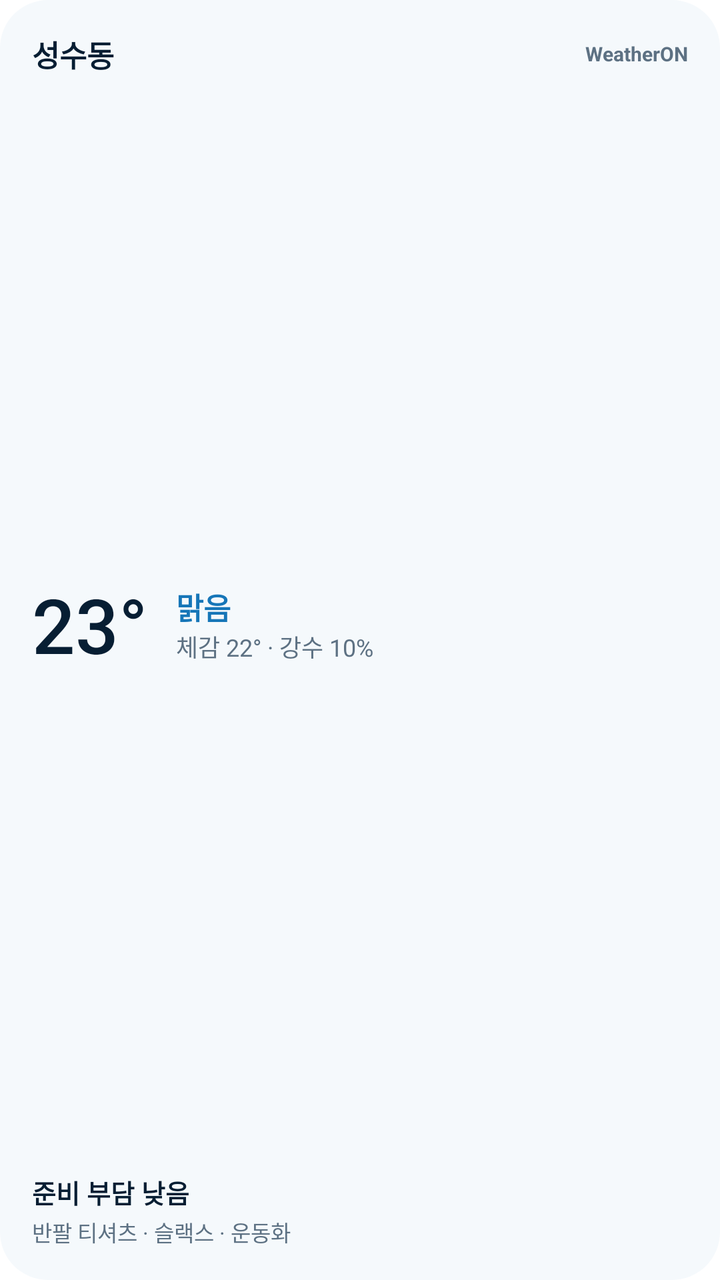
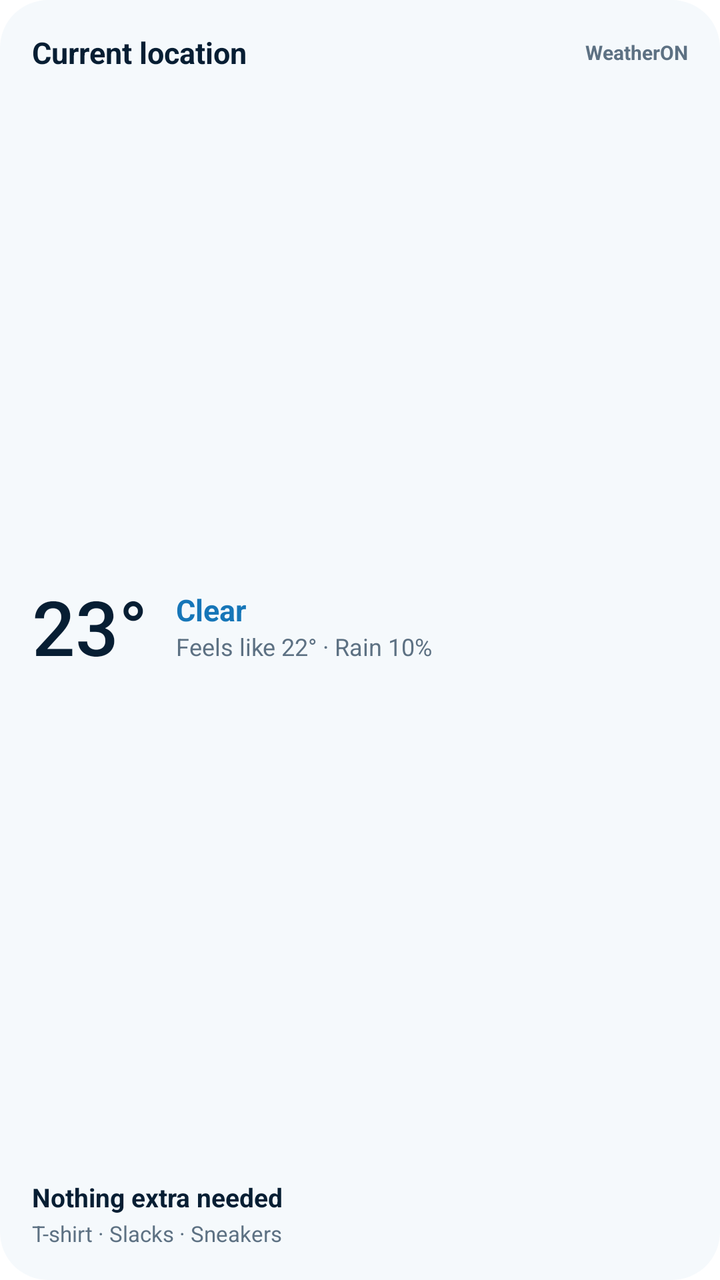

Compare the two renders of this Android layout. The source of the first and the diff that turns it into the second are given below.
<!-- AndroidManifest.xml: fallback theme Theme.MaterialComponents.DayNight.NoActionBar -->
<!-- res/layout/weatheron_widget.xml -->
<?xml version="1.0" encoding="utf-8"?>
<LinearLayout xmlns:android="http://schemas.android.com/apk/res/android"
  android:id="@+id/weatheron_widget_root"
  android:layout_width="match_parent"
  android:layout_height="match_parent"
  android:background="@drawable/weatheron_widget_background"
  android:gravity="center_vertical"
  android:orientation="vertical"
  android:padding="16dp">

  <LinearLayout
    android:layout_width="match_parent"
    android:layout_height="wrap_content"
    android:gravity="center_vertical"
    android:orientation="horizontal">

    <TextView
      android:id="@+id/weatheron_widget_location"
      android:layout_width="0dp"
      android:layout_height="wrap_content"
      android:layout_weight="1"
      android:ellipsize="end"
      android:maxLines="1"
      android:text="성수동"
      android:textColor="@color/weatheron_widget_text"
      android:textSize="15sp"
      android:textStyle="bold" />

    <TextView
      android:id="@+id/weatheron_widget_updated"
      android:layout_width="wrap_content"
      android:layout_height="wrap_content"
      android:maxLines="1"
      android:text="WeatherON"
      android:textColor="@color/weatheron_widget_subtle"
      android:textSize="10sp"
      android:textStyle="bold" />
  </LinearLayout>

  <LinearLayout
    android:layout_width="match_parent"
    android:layout_height="0dp"
    android:layout_weight="1"
    android:gravity="center_vertical"
    android:orientation="horizontal">

    <TextView
      android:id="@+id/weatheron_widget_temperature"
      android:layout_width="wrap_content"
      android:layout_height="wrap_content"
      android:fontFamily="sans-serif-medium"
      android:text="23°"
      android:textColor="@color/weatheron_widget_text"
      android:textSize="38sp" />

    <LinearLayout
      android:layout_width="0dp"
      android:layout_height="wrap_content"
      android:layout_marginStart="14dp"
      android:layout_weight="1"
      android:orientation="vertical">

      <TextView
        android:id="@+id/weatheron_widget_condition"
        android:layout_width="match_parent"
        android:layout_height="wrap_content"
        android:ellipsize="end"
        android:maxLines="1"
        android:text="맑음"
        android:textColor="@color/weatheron_widget_accent"
        android:textSize="15sp"
        android:textStyle="bold" />

      <TextView
        android:id="@+id/weatheron_widget_detail"
        android:layout_width="match_parent"
        android:layout_height="wrap_content"
        android:ellipsize="end"
        android:maxLines="1"
        android:text="체감 22° · 강수 10%"
        android:textColor="@color/weatheron_widget_subtle"
        android:textSize="12sp" />
    </LinearLayout>
  </LinearLayout>

  <TextView
    android:id="@+id/weatheron_widget_preparation"
    android:layout_width="match_parent"
    android:layout_height="wrap_content"
    android:ellipsize="end"
    android:maxLines="1"
    android:text="준비 부담 낮음"
    android:textColor="@color/weatheron_widget_text"
    android:textSize="13sp"
    android:textStyle="bold" />

  <TextView
    android:id="@+id/weatheron_widget_outfit"
    android:layout_width="match_parent"
    android:layout_height="wrap_content"
    android:layout_marginTop="2dp"
    android:ellipsize="end"
    android:maxLines="1"
    android:text="반팔 티셔츠 · 슬랙스 · 운동화"
    android:textColor="@color/weatheron_widget_subtle"
    android:textSize="11sp" />
</LinearLayout>
<!-- resources referenced by this layout -->
<resources>
  <color name="weatheron_widget_accent">#1676B8</color>
  <color name="weatheron_widget_subtle">#5D7183</color>
  <color name="weatheron_widget_text">#071E33</color>
  <!-- drawable weatheron_widget_background (drawable) -->
  <?xml version="1.0" encoding="utf-8"?>
  <shape xmlns:android="http://schemas.android.com/apk/res/android" android:shape="rectangle">
    <solid android:color="@color/weatheron_widget_background" />
    <corners android:radius="24dp" />
  </shape>
  <color name="weatheron_widget_background">#F5F9FC</color>
</resources>

<!-- the commit's change to res/layout/weatheron_widget.xml (unified diff, before → after) -->
@@ -21,7 +21,7 @@
       android:layout_weight="1"
       android:ellipsize="end"
       android:maxLines="1"
-      android:text="성수동"
+      android:text="@string/weatheron_widget_placeholder_location"
       android:textColor="@color/weatheron_widget_text"
       android:textSize="15sp"
       android:textStyle="bold" />
@@ -66,7 +66,7 @@
         android:layout_height="wrap_content"
         android:ellipsize="end"
         android:maxLines="1"
-        android:text="맑음"
+        android:text="@string/weatheron_condition_clear"
         android:textColor="@color/weatheron_widget_accent"
         android:textSize="15sp"
         android:textStyle="bold" />
@@ -77,7 +77,7 @@
         android:layout_height="wrap_content"
         android:ellipsize="end"
         android:maxLines="1"
-        android:text="체감 22° · 강수 10%"
+        android:text="@string/weatheron_widget_placeholder_detail"
         android:textColor="@color/weatheron_widget_subtle"
         android:textSize="12sp" />
     </LinearLayout>
@@ -89,7 +89,7 @@
     android:layout_height="wrap_content"
     android:ellipsize="end"
     android:maxLines="1"
-    android:text="준비 부담 낮음"
+    android:text="@string/weatheron_widget_prep_low"
     android:textColor="@color/weatheron_widget_text"
     android:textSize="13sp"
     android:textStyle="bold" />
@@ -101,7 +101,7 @@
     android:layout_marginTop="2dp"
     android:ellipsize="end"
     android:maxLines="1"
-    android:text="반팔 티셔츠 · 슬랙스 · 운동화"
+    android:text="@string/weatheron_widget_placeholder_outfit"
     android:textColor="@color/weatheron_widget_subtle"
     android:textSize="11sp" />
 </LinearLayout>
<!-- resource entries referenced after the edit -->
@@ -9,6 +9,11 @@
     <solid android:color="@color/weatheron_widget_background" />
     <corners android:radius="24dp" />
   </shape>
+  <string name="weatheron_condition_clear">Clear</string>
+  <string name="weatheron_widget_placeholder_detail">Feels like 22° · Rain 10%</string>
+  <string name="weatheron_widget_placeholder_location">Current location</string>
+  <string name="weatheron_widget_placeholder_outfit">T-shirt · Slacks · Sneakers</string>
+  <string name="weatheron_widget_prep_low">Nothing extra needed</string>
   <color name="weatheron_widget_background">#F5F9FC</color>
 </resources>
 
